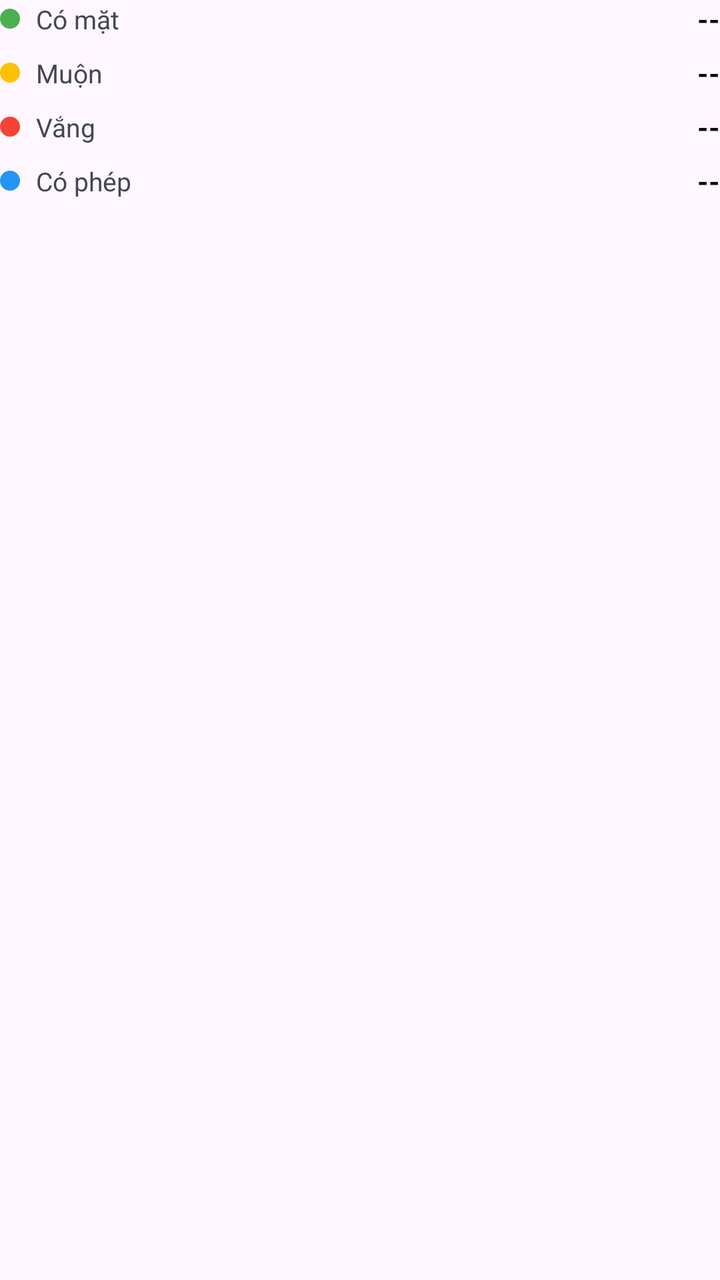
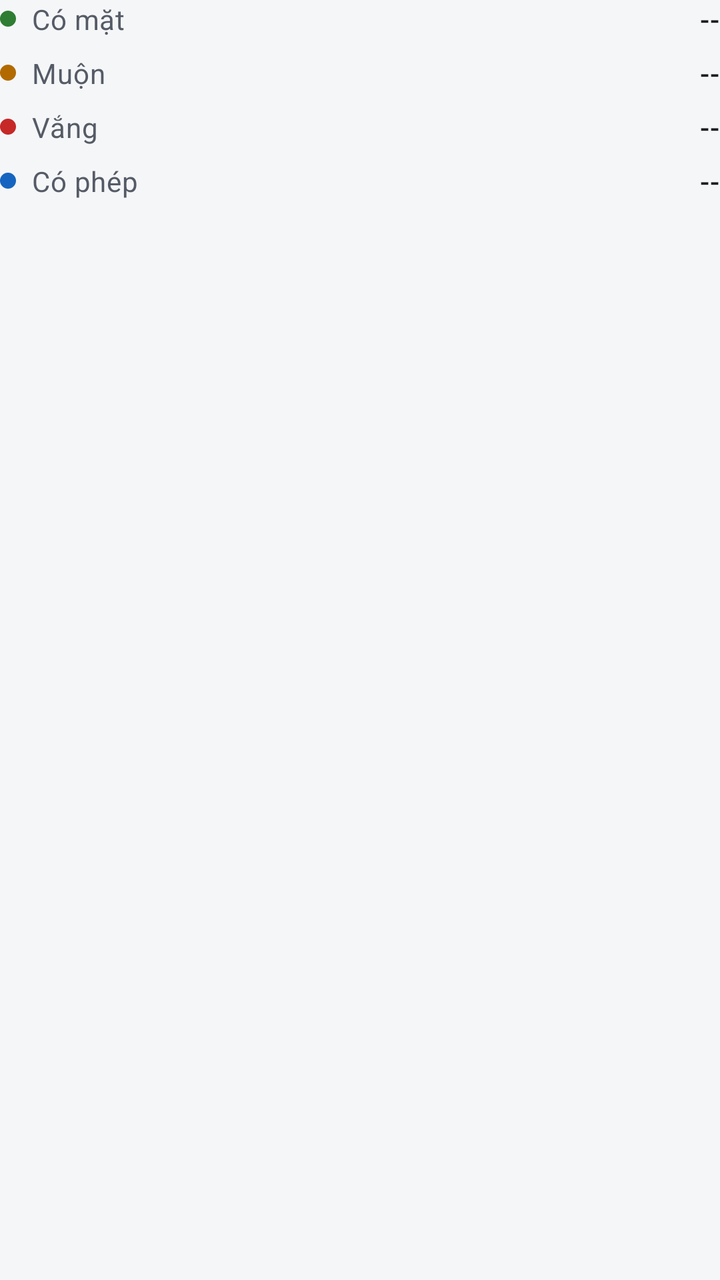

The first picture is an Android layout as it rendered before a commit; the second is the same layout after the commit. The layout source and the unified diff follow.
<!-- AndroidManifest.xml: application theme Theme.Kstudy -->
<!-- res/layout/view_attendance_legend.xml -->
<?xml version="1.0" encoding="utf-8"?>
<LinearLayout xmlns:android="http://schemas.android.com/apk/res/android"
    android:layout_width="match_parent"
    android:layout_height="wrap_content"
    android:orientation="vertical">

    <LinearLayout
        android:layout_width="match_parent"
        android:layout_height="wrap_content"
        android:gravity="center_vertical"
        android:orientation="horizontal">

        <View
            android:layout_width="10dp"
            android:layout_height="10dp"
            android:background="@drawable/bg_legend_dot"
            android:backgroundTint="@color/present" />

        <TextView
            android:layout_width="0dp"
            android:layout_height="wrap_content"
            android:layout_marginStart="8dp"
            android:layout_weight="1"
            android:text="Có mặt"
            android:textColor="@color/text_secondary"
            android:textSize="13sp" />

        <TextView
            android:id="@+id/tvLegendPresent"
            android:layout_width="wrap_content"
            android:layout_height="wrap_content"
            android:text="--"
            android:textColor="@color/black"
            android:textSize="14sp"
            android:textStyle="bold" />
    </LinearLayout>

    <LinearLayout
        android:layout_width="match_parent"
        android:layout_height="wrap_content"
        android:layout_marginTop="8dp"
        android:gravity="center_vertical"
        android:orientation="horizontal">

        <View
            android:layout_width="10dp"
            android:layout_height="10dp"
            android:background="@drawable/bg_legend_dot"
            android:backgroundTint="@color/late" />

        <TextView
            android:layout_width="0dp"
            android:layout_height="wrap_content"
            android:layout_marginStart="8dp"
            android:layout_weight="1"
            android:text="Muộn"
            android:textColor="@color/text_secondary"
            android:textSize="13sp" />

        <TextView
            android:id="@+id/tvLegendLate"
            android:layout_width="wrap_content"
            android:layout_height="wrap_content"
            android:text="--"
            android:textColor="@color/black"
            android:textSize="14sp"
            android:textStyle="bold" />
    </LinearLayout>

    <LinearLayout
        android:layout_width="match_parent"
        android:layout_height="wrap_content"
        android:layout_marginTop="8dp"
        android:gravity="center_vertical"
        android:orientation="horizontal">

        <View
            android:layout_width="10dp"
            android:layout_height="10dp"
            android:background="@drawable/bg_legend_dot"
            android:backgroundTint="@color/absent" />

        <TextView
            android:layout_width="0dp"
            android:layout_height="wrap_content"
            android:layout_marginStart="8dp"
            android:layout_weight="1"
            android:text="Vắng"
            android:textColor="@color/text_secondary"
            android:textSize="13sp" />

        <TextView
            android:id="@+id/tvLegendAbsent"
            android:layout_width="wrap_content"
            android:layout_height="wrap_content"
            android:text="--"
            android:textColor="@color/black"
            android:textSize="14sp"
            android:textStyle="bold" />
    </LinearLayout>

    <LinearLayout
        android:layout_width="match_parent"
        android:layout_height="wrap_content"
        android:layout_marginTop="8dp"
        android:gravity="center_vertical"
        android:orientation="horizontal">

        <View
            android:layout_width="10dp"
            android:layout_height="10dp"
            android:background="@drawable/bg_legend_dot"
            android:backgroundTint="@color/excused" />

        <TextView
            android:layout_width="0dp"
            android:layout_height="wrap_content"
            android:layout_marginStart="8dp"
            android:layout_weight="1"
            android:text="Có phép"
            android:textColor="@color/text_secondary"
            android:textSize="13sp" />

        <TextView
            android:id="@+id/tvLegendExcused"
            android:layout_width="wrap_content"
            android:layout_height="wrap_content"
            android:text="--"
            android:textColor="@color/black"
            android:textSize="14sp"
            android:textStyle="bold" />
    </LinearLayout>
</LinearLayout>
<!-- resources referenced by this layout -->
<resources>
  <color name="absent">#F44336</color>
  <color name="black">#FF000000</color>
  <color name="excused">#2196F3</color>
  <color name="late">#FFC107</color>
  <color name="present">#4CAF50</color>
  <color name="text_secondary">#434654</color>
  <color name="primary">#5B21B6</color>
  <style name="Base.Theme.Kstudy" parent="Theme.Material3.Light.NoActionBar">
          
          <item name="colorPrimary">@color/primary</item>
          <item name="colorOnPrimary">@color/white</item>
      </style>
  <color name="white">#FFFFFFFF</color>
  <!-- unchanged entries left out for length: 2 -->
</resources>

<!-- the commit's change to res/layout/view_attendance_legend.xml (unified diff, before → after) -->
@@ -11,8 +11,8 @@
         android:orientation="horizontal">
 
         <View
-            android:layout_width="10dp"
-            android:layout_height="10dp"
+            android:layout_width="8dp"
+            android:layout_height="8dp"
             android:background="@drawable/bg_legend_dot"
             android:backgroundTint="@color/present" />
 
@@ -22,17 +22,14 @@
             android:layout_marginStart="8dp"
             android:layout_weight="1"
             android:text="Có mặt"
-            android:textColor="@color/text_secondary"
-            android:textSize="13sp" />
+            android:textAppearance="@style/TextAppearance.Kstudy.Body.Secondary" />
 
         <TextView
             android:id="@+id/tvLegendPresent"
             android:layout_width="wrap_content"
             android:layout_height="wrap_content"
             android:text="--"
-            android:textColor="@color/black"
-            android:textSize="14sp"
-            android:textStyle="bold" />
+            android:textAppearance="@style/TextAppearance.Kstudy.Body.Strong" />
     </LinearLayout>
 
     <LinearLayout
@@ -43,8 +40,8 @@
         android:orientation="horizontal">
 
         <View
-            android:layout_width="10dp"
-            android:layout_height="10dp"
+            android:layout_width="8dp"
+            android:layout_height="8dp"
             android:background="@drawable/bg_legend_dot"
             android:backgroundTint="@color/late" />
 
@@ -54,17 +51,14 @@
             android:layout_marginStart="8dp"
             android:layout_weight="1"
             android:text="Muộn"
-            android:textColor="@color/text_secondary"
-            android:textSize="13sp" />
+            android:textAppearance="@style/TextAppearance.Kstudy.Body.Secondary" />
 
         <TextView
             android:id="@+id/tvLegendLate"
             android:layout_width="wrap_content"
             android:layout_height="wrap_content"
             android:text="--"
-            android:textColor="@color/black"
-            android:textSize="14sp"
-            android:textStyle="bold" />
+            android:textAppearance="@style/TextAppearance.Kstudy.Body.Strong" />
     </LinearLayout>
 
     <LinearLayout
@@ -75,8 +69,8 @@
         android:orientation="horizontal">
 
         <View
-            android:layout_width="10dp"
-            android:layout_height="10dp"
+            android:layout_width="8dp"
+            android:layout_height="8dp"
             android:background="@drawable/bg_legend_dot"
             android:backgroundTint="@color/absent" />
 
@@ -86,17 +80,14 @@
             android:layout_marginStart="8dp"
             android:layout_weight="1"
             android:text="Vắng"
-            android:textColor="@color/text_secondary"
-            android:textSize="13sp" />
+            android:textAppearance="@style/TextAppearance.Kstudy.Body.Secondary" />
 
         <TextView
             android:id="@+id/tvLegendAbsent"
             android:layout_width="wrap_content"
             android:layout_height="wrap_content"
             android:text="--"
-            android:textColor="@color/black"
-            android:textSize="14sp"
-            android:textStyle="bold" />
+            android:textAppearance="@style/TextAppearance.Kstudy.Body.Strong" />
     </LinearLayout>
 
     <LinearLayout
@@ -107,8 +98,8 @@
         android:orientation="horizontal">
 
         <View
-            android:layout_width="10dp"
-            android:layout_height="10dp"
+            android:layout_width="8dp"
+            android:layout_height="8dp"
             android:background="@drawable/bg_legend_dot"
             android:backgroundTint="@color/excused" />
 
@@ -118,16 +109,13 @@
             android:layout_marginStart="8dp"
             android:layout_weight="1"
             android:text="Có phép"
-            android:textColor="@color/text_secondary"
-            android:textSize="13sp" />
+            android:textAppearance="@style/TextAppearance.Kstudy.Body.Secondary" />
 
         <TextView
             android:id="@+id/tvLegendExcused"
             android:layout_width="wrap_content"
             android:layout_height="wrap_content"
             android:text="--"
-            android:textColor="@color/black"
-            android:textSize="14sp"
-            android:textStyle="bold" />
+            android:textAppearance="@style/TextAppearance.Kstudy.Body.Strong" />
     </LinearLayout>
 </LinearLayout>
<!-- resource entries referenced after the edit -->
@@ -1,18 +1,125 @@
 <!-- resources referenced by this layout -->
 <resources>
-  <color name="absent">#F44336</color>
-  <color name="black">#FF000000</color>
-  <color name="excused">#2196F3</color>
-  <color name="late">#FFC107</color>
-  <color name="present">#4CAF50</color>
-  <color name="text_secondary">#434654</color>
-  <color name="primary">#5B21B6</color>
+  <color name="absent">#C62828</color>
+  <color name="excused">#1565C0</color>
+  <color name="late">#B26A00</color>
+  <color name="present">#2E7D32</color>
+  <style name="TextAppearance.Kstudy.Body.Secondary">
+          <item name="android:textColor">?attr/colorOnSurfaceVariant</item>
+      </style>
+  <style name="TextAppearance.Kstudy.Body.Strong">
+          <item name="android:fontFamily">sans-serif-medium</item>
+          <item name="fontFamily">sans-serif-medium</item>
+      </style>
+  <color name="text_secondary">#555B66</color>
+  <color name="surface_inverse">#2F3237</color>
+  <color name="on_surface_inverse">#F1F2F4</color>
+  <color name="surface_dim">#DCDEE3</color>
+  <color name="surface_container_low">#F5F6F8</color>
+  <color name="surface_container_high">#E4E7EC</color>
+  <color name="outline">#7A808C</color>
+  <color name="outline_variant">#DDE0E6</color>
+  <color name="error">#B3261E</color>
+  <color name="error_container">#FBEAE8</color>
+  <color name="on_error_container">#5F1410</color>
+  <dimen name="radius_control">8dp</dimen>
+  <dimen name="radius_container">12dp</dimen>
+  <style name="Widget.Kstudy.Button" parent="Widget.Material3.Button">
+          <item name="shapeAppearanceOverlay">@style/ShapeAppearanceOverlay.Kstudy.Control</item>
+      </style>
+  <style name="Widget.Kstudy.Button.Outlined" parent="Widget.Material3.Button.OutlinedButton">
+          <item name="shapeAppearanceOverlay">@style/ShapeAppearanceOverlay.Kstudy.Control</item>
+      </style>
+  <style name="Widget.Kstudy.Button.Text" parent="Widget.Material3.Button.TextButton">
+          <item name="shapeAppearanceOverlay">@style/ShapeAppearanceOverlay.Kstudy.Control</item>
+          <item name="android:minWidth">56dp</item>
+      </style>
+  <style name="ThemeOverlay.Kstudy.MaterialAlertDialog" parent="ThemeOverlay.Material3.MaterialAlertDialog">
+          <item name="alertDialogStyle">@style/MaterialAlertDialog.Kstudy</item>
+          <item name="buttonBarPositiveButtonStyle">@style/Widget.Kstudy.Button.Text.Dialog</item>
+          <item name="buttonBarNegativeButtonStyle">@style/Widget.Kstudy.Button.Text.Dialog</item>
+          <item name="buttonBarNeutralButtonStyle">@style/Widget.Kstudy.Button.Text.Dialog.Flush</item>
+      </style>
+  <style name="ShapeAppearanceOverlay.Kstudy.Control" parent="">
+          <item name="cornerFamily">rounded</item>
+          <item name="cornerSize">@dimen/radius_control</item>
+      </style>
+  <style name="MaterialAlertDialog.Kstudy" parent="MaterialAlertDialog.Material3">
+          <item name="backgroundTint">?attr/colorSurface</item>
+      </style>
+  <style name="Widget.Kstudy.Button.Text.Dialog" parent="Widget.Material3.Button.TextButton.Dialog">
+          <item name="shapeAppearanceOverlay">@style/ShapeAppearanceOverlay.Kstudy.Control</item>
+      </style>
+  <style name="Widget.Kstudy.Button.Text.Dialog.Flush">
+          <item name="android:layout_marginStart">0dp</item>
+          <item name="android:layout_marginLeft">0dp</item>
+      </style>
+  <color name="primary">#1F3A5F</color>
   <style name="Base.Theme.Kstudy" parent="Theme.Material3.Light.NoActionBar">
           
           <item name="colorPrimary">@color/primary</item>
-          <item name="colorOnPrimary">@color/white</item>
+          <item name="colorOnPrimary">@color/on_primary</item>
+          <item name="colorPrimaryContainer">@color/primary_container</item>
+          <item name="colorOnPrimaryContainer">@color/on_primary_container</item>
+          <item name="colorPrimaryInverse">@color/primary_inverse</item>
+          <item name="colorSecondary">@color/secondary</item>
+          <item name="colorOnSecondary">@color/on_primary</item>
+          <item name="colorSecondaryContainer">@color/secondary_container</item>
+          <item name="colorOnSecondaryContainer">@color/on_secondary_container</item>
+          <item name="colorTertiary">@color/secondary</item>
+          <item name="colorOnTertiary">@color/on_primary</item>
+          <item name="colorTertiaryContainer">@color/secondary_container</item>
+          <item name="colorOnTertiaryContainer">@color/on_secondary_container</item>
+          <item name="android:colorBackground">@color/background</item>
+          <item name="colorOnBackground">@color/on_surface</item>
+          <item name="colorSurface">@color/surface</item>
+          <item name="colorOnSurface">@color/on_surface</item>
+          <item name="colorSurfaceVariant">@color/surface_container</item>
+          <item name="colorOnSurfaceVariant">@color/text_secondary</item>
+          <item name="colorSurfaceInverse">@color/surface_inverse</item>
+          <item name="colorOnSurfaceInverse">@color/on_surface_inverse</item>
+          <item name="colorSurfaceBright">@color/surface</item>
+          <item name="colorSurfaceDim">@color/surface_dim</item>
+          <item name="colorSurfaceContainerLowest">@color/surface</item>
+          <item name="colorSurfaceContainerLow">@color/surface_container_low</item>
+          <item name="colorSurfaceContainer">@color/surface_container</item>
+          <item name="colorSurfaceContainerHigh">@color/surface_container_high</item>
+          <item name="colorSurfaceContainerHighest">@color/surface_container_high</item>
+          <item name="colorOutline">@color/outline</item>
+          <item name="colorOutlineVariant">@color/outline_variant</item>
+          <item name="colorError">@color/error</item>
+          <item name="colorOnError">@color/on_primary</item>
+          <item name="colorErrorContainer">@color/error_container</item>
+          <item name="colorOnErrorContainer">@color/on_error_container</item>
+  
+          
+          <item name="elevationOverlayEnabled">false</item>
+  
+          
+          <item name="shapeCornerSizeExtraSmall">@dimen/radius_control</item>
+          <item name="shapeCornerSizeSmall">@dimen/radius_control</item>
+          <item name="shapeCornerSizeMedium">@dimen/radius_container</item>
+          <item name="shapeCornerSizeLarge">@dimen/radius_container</item>
+          <item name="shapeCornerSizeLargeIncreased">@dimen/radius_container</item>
+          <item name="shapeCornerSizeExtraLarge">@dimen/radius_container</item>
+          <item name="shapeCornerSizeExtraLargeIncreased">@dimen/radius_container</item>
+  
+          <item name="materialButtonStyle">@style/Widget.Kstudy.Button</item>
+          <item name="materialButtonOutlinedStyle">@style/Widget.Kstudy.Button.Outlined</item>
+          <item name="borderlessButtonStyle">@style/Widget.Kstudy.Button.Text</item>
+          <item name="materialAlertDialogTheme">@style/ThemeOverlay.Kstudy.MaterialAlertDialog</item>
       </style>
-  <color name="white">#FFFFFFFF</color>
+  <color name="on_primary">#FFFFFF</color>
+  <color name="primary_container">#E2E9F3</color>
+  <color name="on_primary_container">#14263F</color>
+  <color name="primary_inverse">#A9C1E3</color>
+  <color name="secondary">#56606E</color>
+  <color name="secondary_container">#E7EAEF</color>
+  <color name="on_secondary_container">#1C2430</color>
+  <color name="background">#F5F6F8</color>
+  <color name="on_surface">#1B1D21</color>
+  <color name="surface">#FFFFFF</color>
+  <color name="surface_container">#ECEEF2</color>
   <!-- unchanged entries left out for length: 2 -->
 </resources>
 
